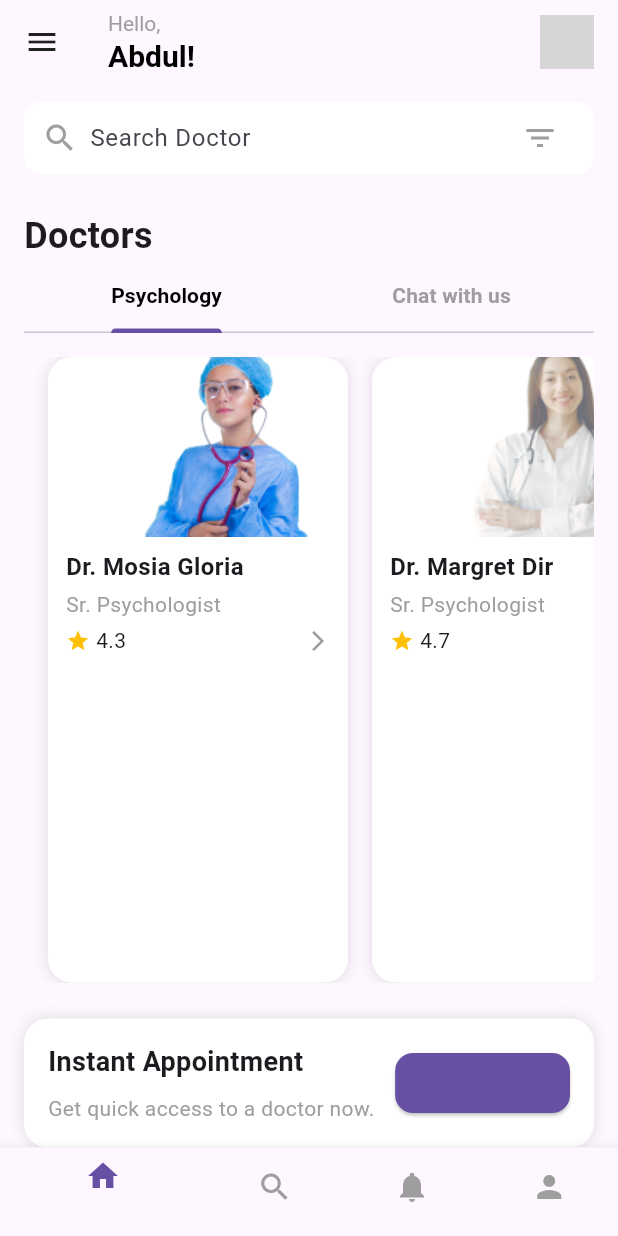
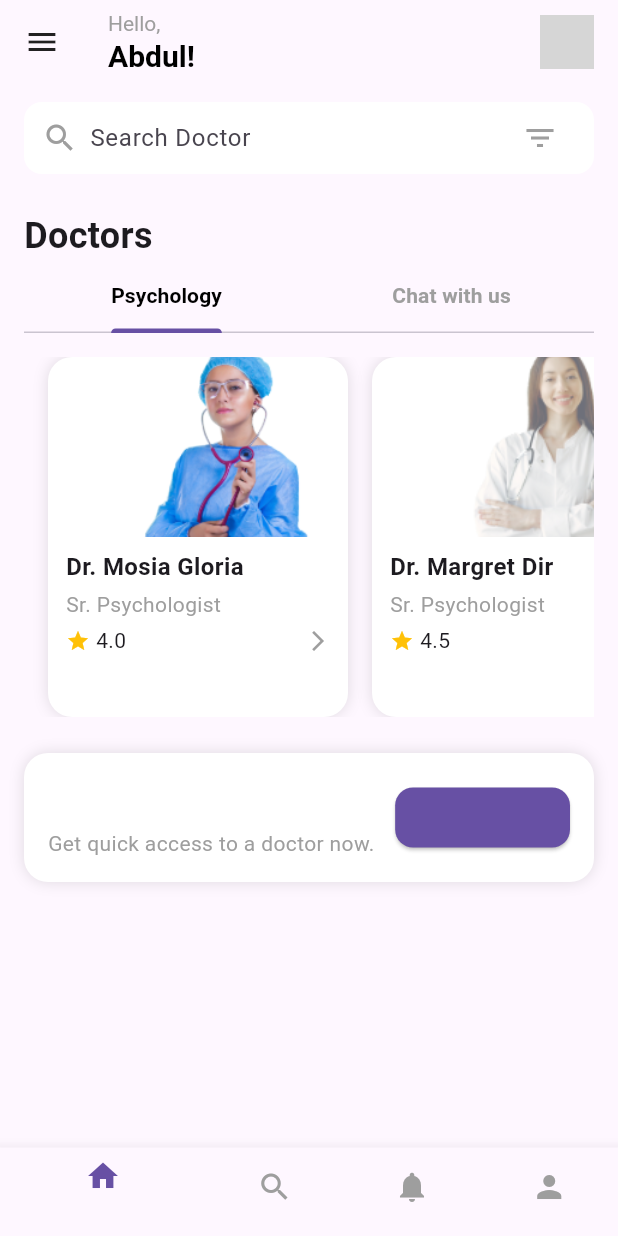
Before and after one commit to refat-pasha/reflex_app, a Flutter app: the DashboardPage screen opened directly, on a phone screen of 412 x 824 dp. Run offline on Flutter 3.47's test engine with Material 3 defaults, Android fonts, the phone set to English and light mode, and no system bars; statements that could not run were skipped; grey boxes are pictures that could not be loaded.

Commit message:
Update dashboard.dart

```diff
--- a/lib/pages/dashboard.dart
+++ b/lib/pages/dashboard.dart
@@ -1,4 +1,7 @@
 import 'package:flutter/material.dart';
+import 'doctors_profile.dart';
+
+// import the profile page
 
 class DashboardPage extends StatefulWidget {
   const DashboardPage({super.key});
@@ -16,49 +19,81 @@ class _DashboardPageState extends State<DashboardPage>
       'name': 'Dr. Mosia Gloria',
       'title': 'Sr. Psychologist',
       'avatar': 'assets/images/nurse1.png',
-      'rating': 4.3,
+      'patients': 240,
+      'experience': '5 yr',
+      'rating': 4.0,
+      'about':
+          'Dr. Mosia Gloria is a senior psychologist with 5 years of experience helping patients manage stress, anxiety, and other mental health challenges.',
     },
     {
       'name': 'Dr. Margret Dir',
       'title': 'Sr. Psychologist',
       'avatar': 'assets/images/nurse2.png',
-      'rating': 4.7,
+      'patients': 180,
+      'experience': '4 yr',
+      'rating': 4.5,
+      'about':
+          'Dr. Margret Dir specializes in cognitive behavioral therapy and has helped hundreds of patients improve their mental well-being.',
     },
     {
       'name': 'Dr. Samuel Lee',
       'title': 'Child Psychologist',
-      'avatar': 'assets/images/nurse1.png',
+      'avatar': 'assets/images/nurse3.png',
+      'patients': 150,
+      'experience': '3 yr',
       'rating': 4.8,
+      'about':
+          'Dr. Samuel Lee focuses on child psychology and developmental disorders, providing compassionate care for young patients.',
     },
     {
       'name': 'Dr. Aisha Khan',
       'title': 'Clinical Psychologist',
-      'avatar': 'assets/images/nurse2.png',
+      'avatar': 'assets/images/nurse4.png',
+      'patients': 200,
+      'experience': '6 yr',
       'rating': 4.6,
+      'about':
+          'Dr. Aisha Khan has extensive experience in clinical settings, treating a wide range of mental health conditions.',
     },
     {
       'name': 'Dr. Rafael Mendes',
       'title': 'Counseling Psychologist',
-      'avatar': 'assets/images/nurse1.png',
+      'avatar': 'assets/images/nurse5.png',
+      'patients': 170,
+      'experience': '4 yr',
       'rating': 4.4,
+      'about':
+          'Dr. Rafael Mendes provides counseling for individuals and couples, focusing on relationship and life-transition issues.',
     },
     {
       'name': 'Dr. Elena Petrova',
       'title': 'Neuropsychologist',
-      'avatar': 'assets/images/nurse2.png',
+      'avatar': 'assets/images/nurse6.png',
+      'patients': 130,
+      'experience': '5 yr',
       'rating': 4.9,
+      'about':
+          'Dr. Elena Petrova specializes in neuropsychology, assessing and treating brain-related cognitive disorders.',
     },
     {
       'name': 'Dr. Kevin O\'Connor',
       'title': 'Forensic Psychologist',
-      'avatar': 'assets/images/nurse1.png',
+      'avatar': 'assets/images/nurse7.png',
+      'patients': 90,
+      'experience': '4 yr',
       'rating': 4.2,
+      'about':
+          'Dr. Kevin O\'Connor works at the intersection of psychology and the justice system, conducting assessments and expert testimony.',
     },
     {
       'name': 'Dr. Maya Singh',
       'title': 'Health Psychologist',
-      'avatar': 'assets/images/nurse2.png',
+      'avatar': 'assets/images/nurse8.png',
+      'patients': 210,
+      'experience': '6 yr',
       'rating': 4.5,
+      'about':
+          'Dr. Maya Singh focuses on how psychological factors affect physical health, offering support for chronic illness management.',
     },
   ];
 
@@ -75,7 +110,13 @@ class _DashboardPageState extends State<DashboardPage>
   }
 
   Widget _buildDoctorCard(Map<String, dynamic> doc) {
-    return Container(
+    return GestureDetector(
+      onTap: () {
+        Navigator.of(context).push(
+          MaterialPageRoute(builder: (_) => DoctorProfilePage(doctor: doc)),
+        );
+      },
+      child: Container(
         width: 200,
         margin: const EdgeInsets.only(right: 16),
         decoration: BoxDecoration(
@@ -87,7 +128,9 @@ class _DashboardPageState extends State<DashboardPage>
           crossAxisAlignment: CrossAxisAlignment.stretch,
           children: [
             ClipRRect(
-            borderRadius: const BorderRadius.vertical(top: Radius.circular(16)),
+              borderRadius: const BorderRadius.vertical(
+                top: Radius.circular(16),
+              ),
               child: Image.asset(doc['avatar'], height: 120, fit: BoxFit.cover),
             ),
             const SizedBox(height: 8),
@@ -95,7 +138,10 @@ class _DashboardPageState extends State<DashboardPage>
               padding: const EdgeInsets.symmetric(horizontal: 12),
               child: Text(
                 doc['name'],
-              style: const TextStyle(fontSize: 16, fontWeight: FontWeight.bold),
+                style: const TextStyle(
+                  fontSize: 16,
+                  fontWeight: FontWeight.bold,
+                ),
               ),
             ),
             Padding(
@@ -123,6 +169,7 @@ class _DashboardPageState extends State<DashboardPage>
             ),
             const SizedBox(height: 12),
           ],
+        ),
       ),
     );
   }
@@ -212,19 +259,17 @@ class _DashboardPageState extends State<DashboardPage>
               ],
             ),
             const SizedBox(height: 16),
-            // Horizontal doctor list wrapped in Expanded
-            Expanded(
+            SizedBox(
+              height: 240,
               child: ListView.builder(
                 scrollDirection: Axis.horizontal,
+                padding: const EdgeInsets.only(left: 16),
                 itemCount: _doctors.length,
-                padding: const EdgeInsets.only(left: 16),
-                itemBuilder: (context, index) {
-                  return _buildDoctorCard(_doctors[index]);
-                },
+                itemBuilder: (context, index) =>
+                    _buildDoctorCard(_doctors[index]),
               ),
             ),
             const SizedBox(height: 24),
-            // Instant Appointment banner
             Container(
               padding: const EdgeInsets.all(16),
               decoration: BoxDecoration(
@@ -245,6 +290,7 @@ class _DashboardPageState extends State<DashboardPage>
                           style: TextStyle(
                             fontSize: 18,
                             fontWeight: FontWeight.bold,
+                            color: Colors.white,
                           ),
                         ),
                         SizedBox(height: 8),
```
Lines whose indentation alone changed are shown as unchanged.
